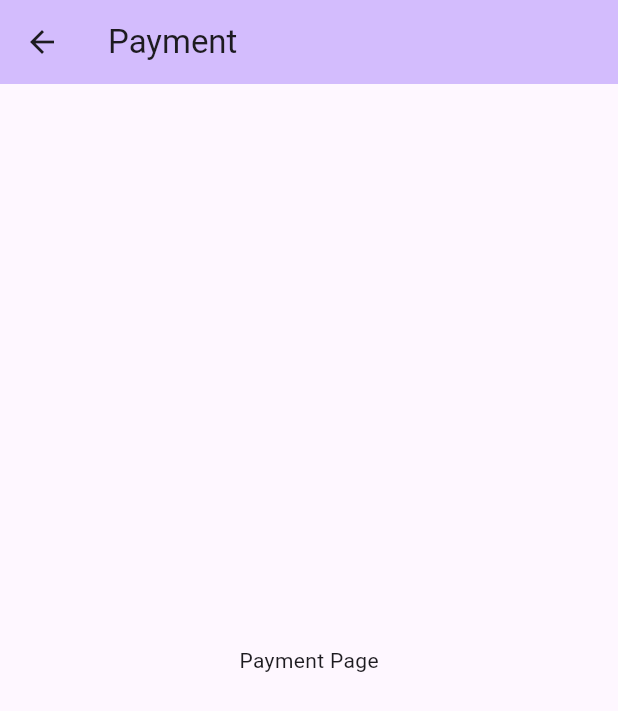
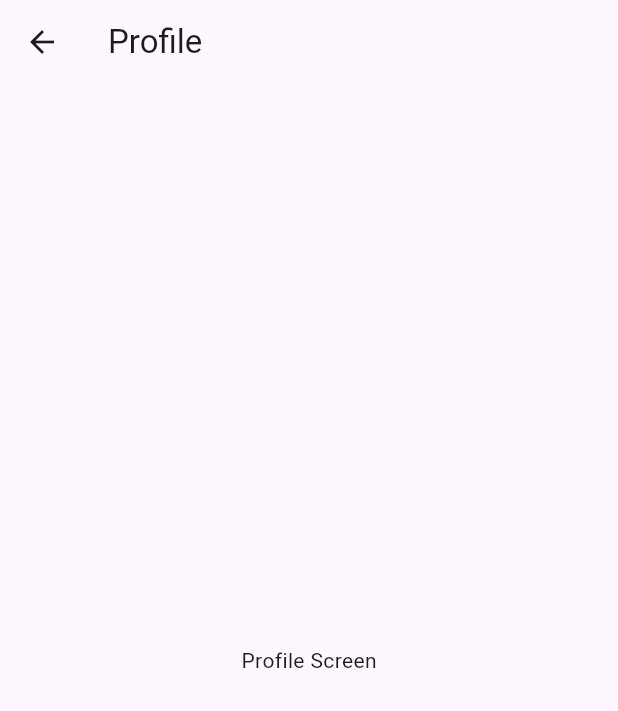
Before and after one commit to grim13/pemrograman_mobile, a Flutter app: the screen it shows after launch, after a tap on an icon or button, on a phone screen of 412 x 824 dp. Shown: the top 711 px of the screen. Run offline on Flutter 3.47's test engine with Material 3 defaults, Android fonts, the phone set to English and light mode, and no system bars.

Commit message:
profile screen

```diff
--- a/lib/components/menu.dart
+++ b/lib/components/menu.dart
@@ -1,6 +1,7 @@
 import 'package:flutter/material.dart';
 import 'package:pemrograman_mobile/components/menuItem.dart';
 import 'package:pemrograman_mobile/screens/payment_screen.dart';
+import 'package:pemrograman_mobile/screens/profile_screen.dart';
 
 class Menu extends StatelessWidget {
   const Menu({super.key});
@@ -12,7 +13,7 @@ class Menu extends StatelessWidget {
       children: [
         MenuItem("Payment", "P", PaymentScreen.routeName),
         MenuItem("History", "H", PaymentScreen.routeName),
-        MenuItem("Notif", "N", PaymentScreen.routeName),
+        MenuItem("Profile", "PR", ProfileScreen.routeName),
       ],
     );
   }
--- a/lib/main.dart
+++ b/lib/main.dart
@@ -1,8 +1,7 @@
 import 'package:flutter/material.dart';
-import 'package:pemrograman_mobile/components/header.dart';
-import 'package:pemrograman_mobile/components/menu.dart';
 import 'package:pemrograman_mobile/screens/home_screen.dart';
 import 'package:pemrograman_mobile/screens/payment_screen.dart';
+import 'package:pemrograman_mobile/screens/profile_screen.dart';
 
 void main() {
   runApp(const MyApp());
@@ -22,6 +21,7 @@ class MyApp extends StatelessWidget {
       routes: {
         HomeScreen.routeName: (ctx) => HomeScreen(),
         PaymentScreen.routeName: (ctx) => PaymentScreen(),
+        ProfileScreen.routeName: (ctx) => ProfileScreen(),
       },
     );
   }
--- /dev/null
+++ b/lib/screens/profile_screen.dart
@@ -0,0 +1,14 @@
+import 'package:flutter/material.dart';
+
+class ProfileScreen extends StatelessWidget {
+  static String routeName = '/payment';
+  const ProfileScreen({super.key});
+
+  @override
+  Widget build(BuildContext context) {
+    return Scaffold(
+      appBar: AppBar(title: Text('Profile')),
+      body: Center(child: Text('Profile Screen')),
+    );
+  }
+}
```
